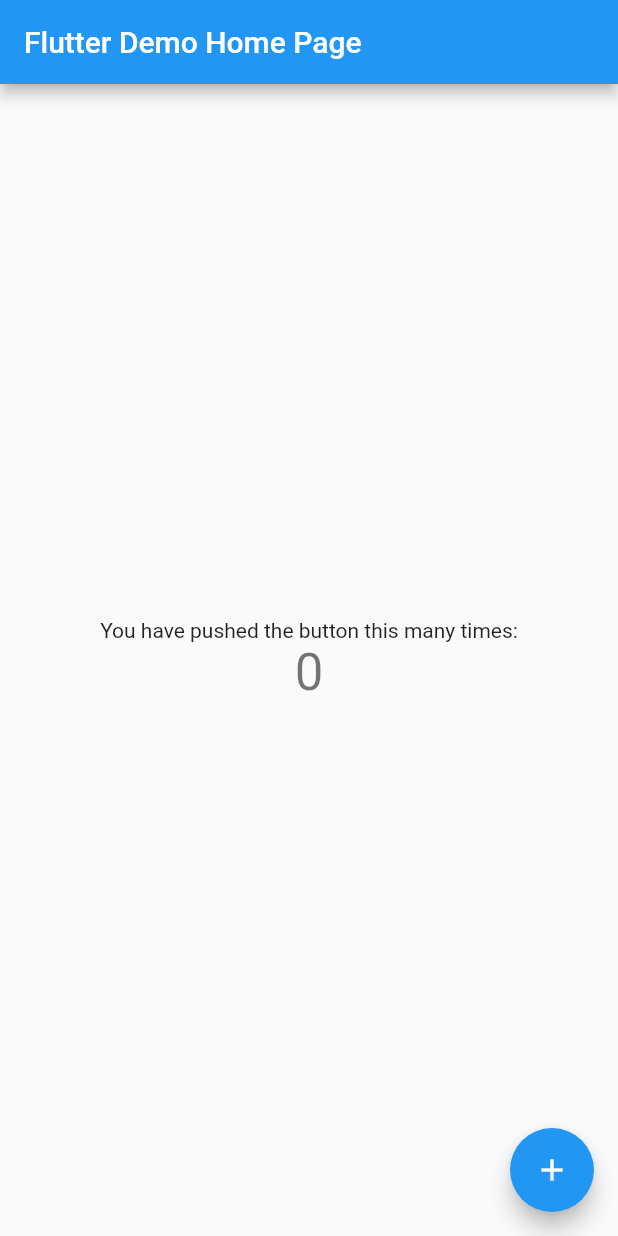
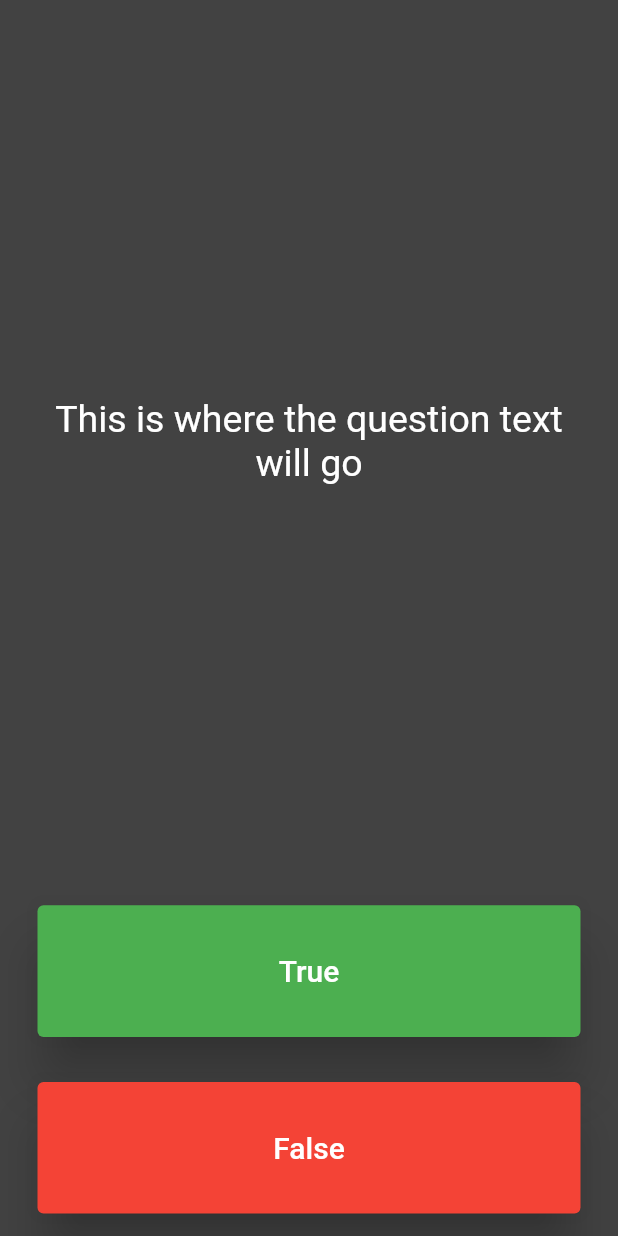
Before and after one commit to fontesrafa/Flutter-Udemy-AngelaYu, a Flutter app: the screen it shows after launch, on a phone screen of 412 x 824 dp. Run offline on Flutter 3.47's test engine with Material 2 defaults, Android fonts, the phone set to English and light mode, and no system bars; our stand-ins replace assets_audio_player.

Commit message:
Created view of the app

```diff
--- a/quizzler_flutter/lib/main.dart
+++ b/quizzler_flutter/lib/main.dart
@@ -6,110 +6,90 @@
 
 class MyApp extends StatelessWidget {
   const MyApp({Key? key}) : super(key: key);
-
-  // This widget is the root of your application.
   @override
   Widget build(BuildContext context) {
     return MaterialApp(
-      title: 'Flutter Demo',
-      theme: ThemeData(
-        // This is the theme of your application.
-        //
-        // Try running your application with "flutter run". You'll see the
-        // application has a blue toolbar. Then, without quitting the app, try
-        // changing the primarySwatch below to Colors.green and then invoke
-        // "hot reload" (press "r" in the console where you ran "flutter run",
-        // or simply save your changes to "hot reload" in a Flutter IDE).
-        // Notice that the counter didn't reset back to zero; the application
-        // is not restarted.
-        primarySwatch: Colors.blue,
+        home: Scaffold(
+      backgroundColor: Colors.grey.shade800,
+      body: const SafeArea(
+        child: Padding(
+          padding: EdgeInsets.symmetric(horizontal: 10.0),
+          child: QuizPage(),
+        ),
       ),
-      home: const MyHomePage(title: 'Flutter Demo Home Page'),
+    ));
+  }
+}
+
+class QuizPage extends StatefulWidget {
+  const QuizPage({Key? key}) : super(key: key);
+
+  @override
+  _QuizPageState createState() => _QuizPageState();
+}
+
+class _QuizPageState extends State<QuizPage> {
+  @override
+  Widget build(BuildContext context) {
+    return Column(
+      mainAxisAlignment: MainAxisAlignment.spaceBetween,
+      crossAxisAlignment: CrossAxisAlignment.stretch,
+      children: [
+        const Expanded(
+          flex: 5,
+          child: Padding(
+            padding: EdgeInsets.all(10.0),
+            child: Center(
+              child: Text(
+                'This is where the question text will go',
+                textAlign: TextAlign.center,
+                style: TextStyle(
+                  color: Colors.white,
+                  fontSize: 25.0,
+                ),
+              ),
+            ),
+          ),
+        ),
+        Expanded(
+          child: Padding(
+            padding: const EdgeInsets.all(15.0),
+            child: TextButton(
+              style: TextButton.styleFrom(
+                backgroundColor: Colors.green,
+                elevation: 15.0,
+              ),
+              child: const Text(
+                'True',
+                style: TextStyle(
+                  color: Colors.white,
+                  fontSize: 20.0,
+                ),
+              ),
+              onPressed: () {},
+            ),
+          ),
+        ),
+        Expanded(
+          child: Padding(
+            padding: const EdgeInsets.all(15.0),
+            child: TextButton(
+              style: TextButton.styleFrom(
+                backgroundColor: Colors.red,
+                elevation: 15.0,
+              ),
+              child: const Text(
+                'False',
+                style: TextStyle(
+                  color: Colors.white,
+                  fontSize: 20.0,
+                ),
+              ),
+              onPressed: () {},
+            ),
+          ),
+        )
+      ],
     );
   }
 }
-
-class MyHomePage extends StatefulWidget {
-  const MyHomePage({Key? key, required this.title}) : super(key: key);
-
-  // This widget is the home page of your application. It is stateful, meaning
-  // that it has a State object (defined below) that contains fields that affect
-  // how it looks.
-
-  // This class is the configuration for the state. It holds the values (in this
-  // case the title) provided by the parent (in this case the App widget) and
-  // used by the build method of the State. Fields in a Widget subclass are
-  // always marked "final".
-
-  final String title;
-
-  @override
-  State<MyHomePage> createState() => _MyHomePageState();
-}
-
-class _MyHomePageState extends State<MyHomePage> {
-  int _counter = 0;
-
-  void _incrementCounter() {
-    setState(() {
-      // This call to setState tells the Flutter framework that something has
-      // changed in this State, which causes it to rerun the build method below
-      // so that the display can reflect the updated values. If we changed
-      // _counter without calling setState(), then the build method would not be
-      // called again, and so nothing would appear to happen.
-      _counter++;
-    });
-  }
-
-  @override
-  Widget build(BuildContext context) {
-    // This method is rerun every time setState is called, for instance as done
-    // by the _incrementCounter method above.
-    //
-    // The Flutter framework has been optimized to make rerunning build methods
-    // fast, so that you can just rebuild anything that needs updating rather
-    // than having to individually change instances of widgets.
-    return Scaffold(
-      appBar: AppBar(
-        // Here we take the value from the MyHomePage object that was created by
-        // the App.build method, and use it to set our appbar title.
-        title: Text(widget.title),
-      ),
-      body: Center(
-        // Center is a layout widget. It takes a single child and positions it
-        // in the middle of the parent.
-        child: Column(
-          // Column is also a layout widget. It takes a list of children and
-          // arranges them vertically. By default, it sizes itself to fit its
-          // children horizontally, and tries to be as tall as its parent.
-          //
-          // Invoke "debug painting" (press "p" in the console, choose the
-          // "Toggle Debug Paint" action from the Flutter Inspector in Android
-          // Studio, or the "Toggle Debug Paint" command in Visual Studio Code)
-          // to see the wireframe for each widget.
-          //
-          // Column has various properties to control how it sizes itself and
-          // how it positions its children. Here we use mainAxisAlignment to
-          // center the children vertically; the main axis here is the vertical
-          // axis because Columns are vertical (the cross axis would be
-          // horizontal).
-          mainAxisAlignment: MainAxisAlignment.center,
-          children: <Widget>[
-            const Text(
-              'You have pushed the button this many times:',
-            ),
-            Text(
-              '$_counter',
-              style: Theme.of(context).textTheme.headline4,
-            ),
-          ],
-        ),
-      ),
-      floatingActionButton: FloatingActionButton(
-        onPressed: _incrementCounter,
-        tooltip: 'Increment',
-        child: const Icon(Icons.add),
-      ), // This trailing comma makes auto-formatting nicer for build methods.
-    );
-  }
-}
```
